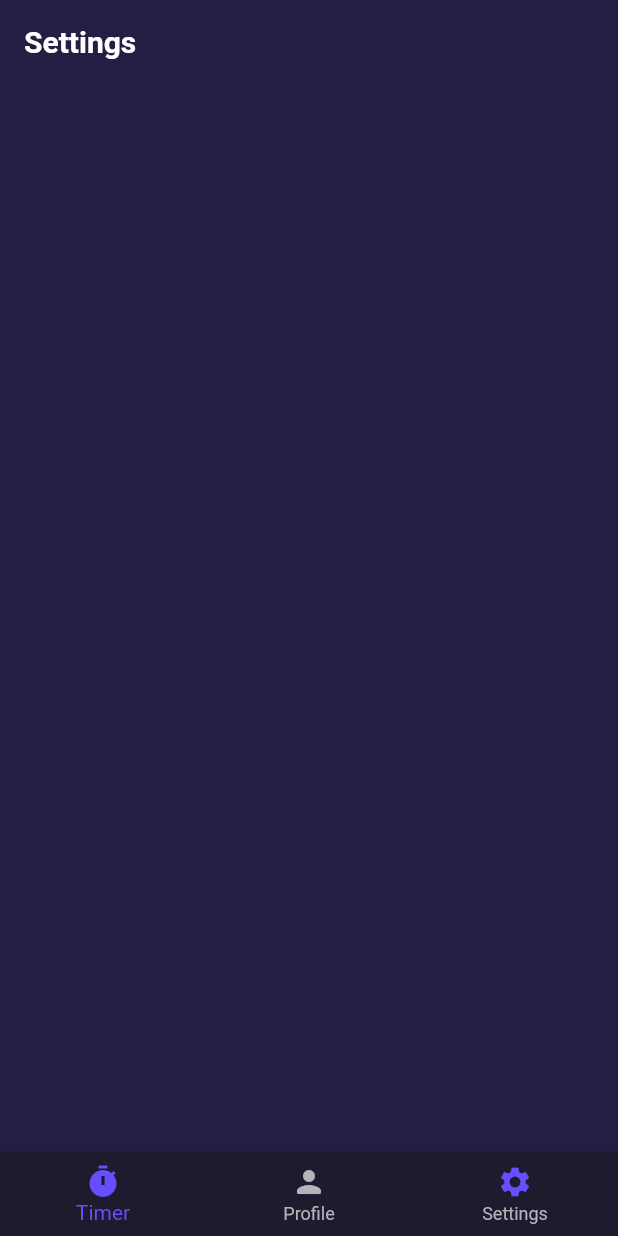
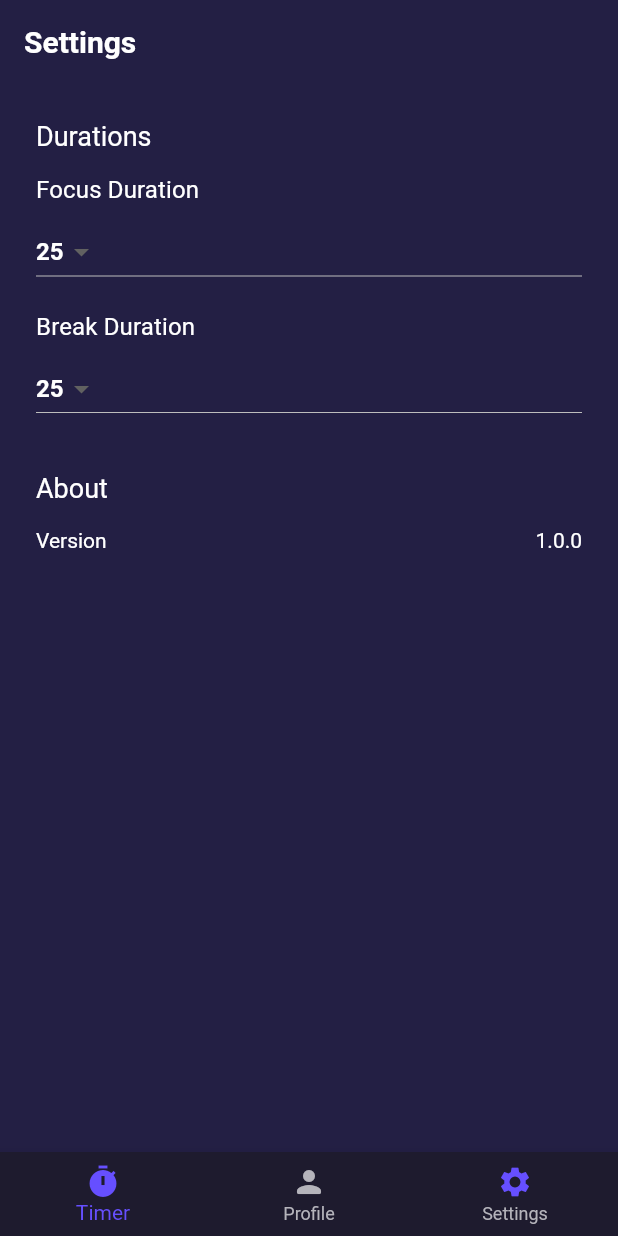
Before and after one commit to mostafa-aziz/pomodoro-timer, a Flutter app: the screen it shows after launch, swiped to page 3, on a phone screen of 412 x 824 dp. Run offline on Flutter 3.47's test engine with Material 2 defaults, Android fonts, the phone set to English and light mode, and no system bars; our stand-ins replace flutter_mobx, mobx, shared_preferences, stack_trace; generated files the repository leaves out were written again; network calls fail.

Commit message:
Added stuff to settings_component.dart

```diff
--- a/lib/main/settings/settings_component.dart
+++ b/lib/main/settings/settings_component.dart
@@ -18,8 +18,80 @@ class _SettingsComponentState extends State<SettingsComponent> {
             style: context.textStyles.headline6,
           ),
         ),
-        body: ListView(
-          children: [],
+        body: CustomScrollView(
+          slivers: [
+            SliverPadding(
+              padding: const EdgeInsets.all(24.0),
+              sliver: SliverList(
+                delegate: SliverChildListDelegate(
+                  [
+                    Text(
+                      'Durations',
+                      style: context.textStyles.headlineMedium,
+                    ),
+                    const SizedBox(height: 16.0),
+                    _buildFocusDuration(context),
+                    const SizedBox(height: 16.0),
+                    _buildBreakDuration(context),
+                    const SizedBox(height: 32.0),
+                    Text(
+                      'About',
+                      style: context.textStyles.headlineMedium,
+                    ),
+                    const SizedBox(height: 16.0),
+                    Row(
+                      mainAxisAlignment: MainAxisAlignment.center,
+                      children: const [
+                        Text('Version'),
+                        Spacer(),
+                        Text('1.0.0'),
+                      ],
+                    ),
+                  ],
+                ),
+              ),
+            ),
+          ],
         ),
       );
+
+  Widget _buildFocusDuration(BuildContext context) => Column(
+        crossAxisAlignment: CrossAxisAlignment.start,
+        children: [
+          Text(
+            'Focus Duration',
+            style: context.textStyles.subtitle2,
+          ),
+          const SizedBox(height: 8.0),
+          SizedBox(
+            width: double.infinity,
+            child: DropdownButton(
+              items: [
+                DropdownMenuItem(child: Text('25')),
+              ],
+              onChanged: (_) {},
+            ),
+          )
+        ],
+      );
+
+  Widget _buildBreakDuration(BuildContext context) => Column(
+        crossAxisAlignment: CrossAxisAlignment.start,
+        children: [
+          Text(
+            'Break Duration',
+            style: context.textStyles.subtitle2,
+          ),
+          const SizedBox(height: 8.0),
+          SizedBox(
+            width: double.infinity,
+            child: DropdownButton(
+              items: [
+                DropdownMenuItem(child: Text('25')),
+              ],
+              onChanged: (_) {},
+            ),
+          )
+        ],
+      );
 }
```
